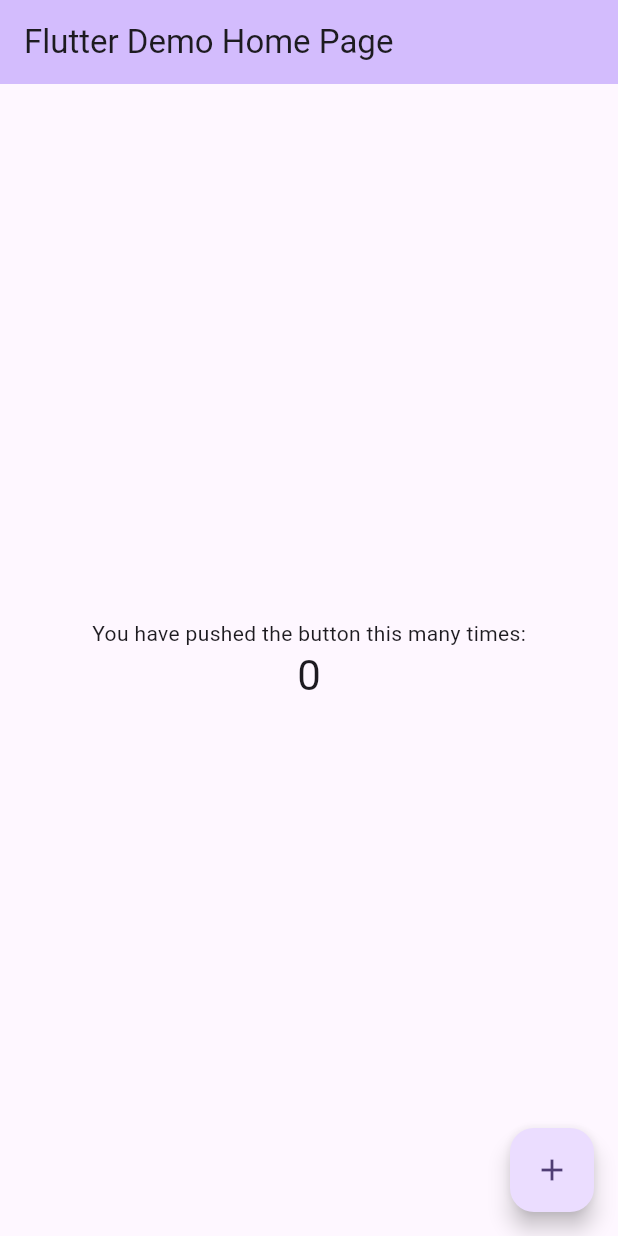
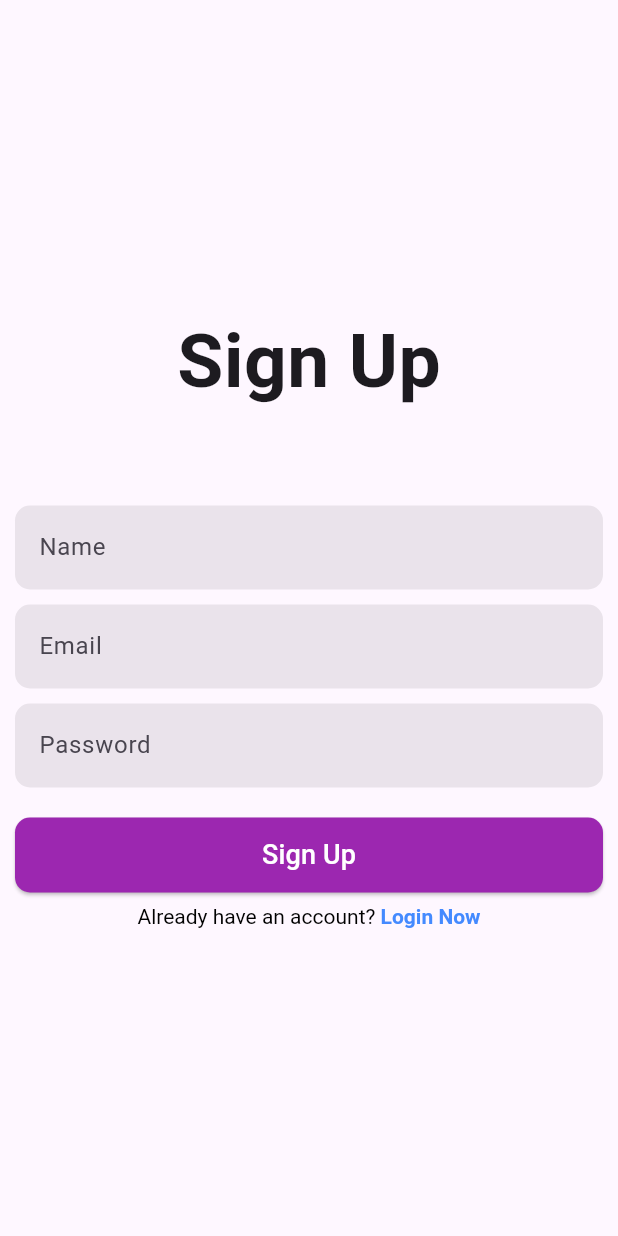
Before and after one commit to tapoban123/finance-tracker-assignment, a Flutter app: the screen it shows after launch, on a phone screen of 412 x 824 dp. Run offline on Flutter 3.47's test engine with Material 3 defaults, Android fonts, the phone set to English and light mode, and no system bars; our stand-ins replace firebase_auth, firebase_core; accounts and stored records are empty.

Commit message:
Firebase Auth functionality and Auth UI built

```diff
--- a/finance_tracker/lib/main.dart
+++ b/finance_tracker/lib/main.dart
@@ -1,122 +1,21 @@
+import 'package:finance_tracker/view/auth/login_screen.dart';
+import 'package:finance_tracker/view/auth/sign_up_screen.dart';
 import 'package:flutter/material.dart';
 
-void main() {
+void main(){
   runApp(const MyApp());
 }
 
 class MyApp extends StatelessWidget {
   const MyApp({super.key});
 
-  // This widget is the root of your application.
   @override
   Widget build(BuildContext context) {
     return MaterialApp(
-      title: 'Flutter Demo',
-      theme: ThemeData(
-        // This is the theme of your application.
-        //
-        // TRY THIS: Try running your application with "flutter run". You'll see
-        // the application has a purple toolbar. Then, without quitting the app,
-        // try changing the seedColor in the colorScheme below to Colors.green
-        // and then invoke "hot reload" (save your changes or press the "hot
-        // reload" button in a Flutter-supported IDE, or press "r" if you used
-        // the command line to start the app).
-        //
-        // Notice that the counter didn't reset back to zero; the application
-        // state is not lost during the reload. To reset the state, use hot
-        // restart instead.
-        //
-        // This works for code too, not just values: Most code changes can be
-        // tested with just a hot reload.
-        colorScheme: ColorScheme.fromSeed(seedColor: Colors.deepPurple),
-      ),
-      home: const MyHomePage(title: 'Flutter Demo Home Page'),
+      title: "Finance Tracker",
+      debugShowCheckedModeBanner: false,
+      theme: ThemeData.light(useMaterial3: true),
+      home: const SignUpScreen(),
     );
   }
 }
-
-class MyHomePage extends StatefulWidget {
-  const MyHomePage({super.key, required this.title});
-
-  // This widget is the home page of your application. It is stateful, meaning
-  // that it has a State object (defined below) that contains fields that affect
-  // how it looks.
-
-  // This class is the configuration for the state. It holds the values (in this
-  // case the title) provided by the parent (in this case the App widget) and
-  // used by the build method of the State. Fields in a Widget subclass are
-  // always marked "final".
-
-  final String title;
-
-  @override
-  State<MyHomePage> createState() => _MyHomePageState();
-}
-
-class _MyHomePageState extends State<MyHomePage> {
-  int _counter = 0;
-
-  void _incrementCounter() {
-    setState(() {
-      // This call to setState tells the Flutter framework that something has
-      // changed in this State, which causes it to rerun the build method below
-      // so that the display can reflect the updated values. If we changed
-      // _counter without calling setState(), then the build method would not be
-      // called again, and so nothing would appear to happen.
-      _counter++;
-    });
-  }
-
-  @override
-  Widget build(BuildContext context) {
-    // This method is rerun every time setState is called, for instance as done
-    // by the _incrementCounter method above.
-    //
-    // The Flutter framework has been optimized to make rerunning build methods
-    // fast, so that you can just rebuild anything that needs updating rather
-    // than having to individually change instances of widgets.
-    return Scaffold(
-      appBar: AppBar(
-        // TRY THIS: Try changing the color here to a specific color (to
-        // Colors.amber, perhaps?) and trigger a hot reload to see the AppBar
-        // change color while the other colors stay the same.
-        backgroundColor: Theme.of(context).colorScheme.inversePrimary,
-        // Here we take the value from the MyHomePage object that was created by
-        // the App.build method, and use it to set our appbar title.
-        title: Text(widget.title),
-      ),
-      body: Center(
-        // Center is a layout widget. It takes a single child and positions it
-        // in the middle of the parent.
-        child: Column(
-          // Column is also a layout widget. It takes a list of children and
-          // arranges them vertically. By default, it sizes itself to fit its
-          // children horizontally, and tries to be as tall as its parent.
-          //
-          // Column has various properties to control how it sizes itself and
-          // how it positions its children. Here we use mainAxisAlignment to
-          // center the children vertically; the main axis here is the vertical
-          // axis because Columns are vertical (the cross axis would be
-          // horizontal).
-          //
-          // TRY THIS: Invoke "debug painting" (choose the "Toggle Debug Paint"
-          // action in the IDE, or press "p" in the console), to see the
-          // wireframe for each widget.
-          mainAxisAlignment: MainAxisAlignment.center,
-          children: <Widget>[
-            const Text('You have pushed the button this many times:'),
-            Text(
-              '$_counter',
-              style: Theme.of(context).textTheme.headlineMedium,
-            ),
-          ],
-        ),
-      ),
-      floatingActionButton: FloatingActionButton(
-        onPressed: _incrementCounter,
-        tooltip: 'Increment',
-        child: const Icon(Icons.add),
-      ), // This trailing comma makes auto-formatting nicer for build methods.
-    );
-  }
-}
--- /dev/null
+++ b/finance_tracker/lib/services/auth/firebase_auth_service.dart
@@ -0,0 +1,52 @@
+import 'package:finance_tracker/utils/utils.dart';
+import 'package:firebase_auth/firebase_auth.dart';
+
+class FirebaseAuthService {
+  final FirebaseAuth firebaseAuth = FirebaseAuth.instance;
+
+  Future<User?> signUpUser({
+    required String email,
+    required String password,
+  }) async {
+    try {
+      final credential = await firebaseAuth.createUserWithEmailAndPassword(
+        email: email,
+        password: password,
+      );
+      return credential.user;
+    } on FirebaseAuthException catch (e) {
+      if (e.code == "email-already-in-use") {
+        printInDebug("Account already exists.");
+      }
+      rethrow;
+    } catch (e) {
+      rethrow;
+    }
+  }
+
+  Future<User?> loginUser({
+    required String email,
+    required String password,
+  }) async {
+    try {
+      final credential = await firebaseAuth.signInWithEmailAndPassword(
+        email: email,
+        password: password,
+      );
+      return credential.user;
+    } on FirebaseAuthException catch (e) {
+      if (e.code == "user-not-found") {
+        printInDebug("User does not exists.");
+      } else if (e.code == "wrong-password") {
+        printInDebug("Wrong Password.");
+      }
+      rethrow;
+    } catch (e) {
+      rethrow;
+    }
+  }
+
+  Future<void> signOutUser() async {
+    await firebaseAuth.signOut();
+  }
+}
--- /dev/null
+++ b/finance_tracker/lib/view/auth/sign_up_screen.dart
@@ -0,0 +1,66 @@
+import 'package:finance_tracker/view/components/auth_bottom_text.dart';
+import 'package:finance_tracker/view/components/auth_button.dart';
+import 'package:finance_tracker/view/components/auth_text_field.dart';
+import 'package:flutter/material.dart';
+
+class SignUpScreen extends StatefulWidget {
+  const SignUpScreen({super.key});
+
+  @override
+  State<SignUpScreen> createState() => _SignUpScreenState();
+}
+
+class _SignUpScreenState extends State<SignUpScreen> {
+  final TextEditingController _nameController = TextEditingController();
+  final TextEditingController _emailController = TextEditingController();
+  final TextEditingController _passwordController = TextEditingController();
+
+  @override
+  Widget build(BuildContext context) {
+    return Scaffold(
+      body: Padding(
+        padding: const EdgeInsets.symmetric(horizontal: 10.0),
+        child: Column(
+          mainAxisAlignment: MainAxisAlignment.center,
+          children: [
+            Text(
+              "Sign Up",
+              style: TextStyle(fontSize: 50, fontWeight: FontWeight.bold),
+            ),
+            SizedBox(height: 60),
+            AuthTextField(
+              textController: _nameController,
+              hintText: "Name",
+              keyboardType: TextInputType.name,
+            ),
+            SizedBox(height: 10),
+            AuthTextField(
+              textController: _emailController,
+              hintText: "Email",
+              keyboardType: TextInputType.emailAddress,
+            ),
+            SizedBox(height: 10),
+            AuthTextField(
+              textController: _passwordController,
+              hintText: "Password",
+              keyboardType: TextInputType.visiblePassword,
+              isPassword: true,
+            ),
+            SizedBox(height: 20),
+            AuthButton(
+              backgroundColor: Colors.purple,
+              buttonText: "Sign Up",
+              onTap: () {},
+            ),
+            SizedBox(height: 8),
+            AuthBottomText(
+              onTap: () {},
+              question: "Already have an account? ",
+              solution: "Login Now",
+            ),
+          ],
+        ),
+      ),
+    );
+  }
+}
--- /dev/null
+++ b/finance_tracker/lib/view/components/auth_bottom_text.dart
@@ -0,0 +1,35 @@
+import 'package:flutter/gestures.dart' show TapGestureRecognizer;
+import 'package:flutter/material.dart';
+
+class AuthBottomText extends StatelessWidget {
+  final String question;
+  final String solution;
+  final VoidCallback onTap;
+
+  const AuthBottomText({
+    super.key,
+    required this.onTap,
+    required this.question,
+    required this.solution,
+  });
+
+  @override
+  Widget build(BuildContext context) {
+    return RichText(
+      text: TextSpan(
+        text: question,
+        style: TextStyle(color: Colors.black),
+        children: [
+          TextSpan(
+            text: solution,
+            style: TextStyle(
+              color: Colors.blueAccent,
+              fontWeight: FontWeight.bold,
+            ),
+            recognizer: TapGestureRecognizer()..onTap = onTap,
+          ),
+        ],
+      ),
+    );
+  }
+}
--- /dev/null
+++ b/finance_tracker/lib/view/components/auth_button.dart
@@ -0,0 +1,30 @@
+import 'package:flutter/material.dart';
+
+class AuthButton extends StatelessWidget {
+  final VoidCallback onTap;
+  final String buttonText;
+  final Color backgroundColor;
+
+  const AuthButton({
+    super.key,
+    required this.backgroundColor,
+    required this.buttonText,
+    required this.onTap,
+  });
+
+  @override
+  Widget build(BuildContext context) {
+    return ElevatedButton(
+      onPressed: onTap,
+      style: ElevatedButton.styleFrom(
+        backgroundColor: backgroundColor,
+        minimumSize: Size(double.infinity, 50),
+        shape: RoundedRectangleBorder(borderRadius: BorderRadius.circular(10)),
+      ),
+      child: Text(
+        buttonText,
+        style: TextStyle(color: Colors.white, fontSize: 18),
+      ),
+    );
+  }
+}
--- /dev/null
+++ b/finance_tracker/lib/view/components/auth_text_field.dart
@@ -0,0 +1,73 @@
+import 'package:flutter/cupertino.dart';
+import 'package:flutter/material.dart';
+
+class AuthTextField extends StatefulWidget {
+  final TextEditingController textController;
+  final String hintText;
+  final TextInputType keyboardType;
+  final bool isPassword;
+  const AuthTextField({
+    super.key,
+    required this.textController,
+    required this.hintText,
+    required this.keyboardType,
+    this.isPassword = false,
+  });
+
+  @override
+  State<AuthTextField> createState() => _AuthTextFieldState();
+}
+
+class _AuthTextFieldState extends State<AuthTextField> {
+  late ValueNotifier<bool> obsecureText;
+
+  @override
+  void initState() {
+    obsecureText = ValueNotifier(true);
+
+    super.initState();
+  }
+
+  @override
+  Widget build(BuildContext context) {
+    return ValueListenableBuilder(
+      valueListenable: obsecureText,
+      builder:
+          (context, obsecureValue, child) => TextFormField(
+            controller: widget.textController,
+            decoration: InputDecoration(
+              enabledBorder: OutlineInputBorder(
+                borderRadius: BorderRadius.circular(10),
+                borderSide: BorderSide.none,
+              ),
+              focusedBorder: OutlineInputBorder(
+                borderRadius: BorderRadius.circular(10),
+                borderSide: BorderSide.none,
+              ),
+
+              suffixIcon:
+                  widget.isPassword && widget.textController.text.isNotEmpty
+                      ? GestureDetector(
+                        onTap: () {
+                          obsecureText.value = !obsecureText.value;
+                        },
+                        child: Padding(
+                          padding: const EdgeInsets.only(right: 10.0),
+                          child: Column(
+                            mainAxisAlignment: MainAxisAlignment.center,
+                            children: [Text(obsecureValue ? "Show" : "Hide")],
+                          ),
+                        ),
+                      )
+                      : null,
+
+              fillColor: Colors.black.withValues(alpha: 0.08),
+              hintText: widget.hintText,
+              filled: true,
+            ),
+            keyboardType: widget.keyboardType,
+            obscureText: widget.isPassword ? obsecureText.value : false,
+          ),
+    );
+  }
+}
--- a/finance_tracker/pubspec.yaml
+++ b/finance_tracker/pubspec.yaml
@@ -34,6 +34,12 @@ dependencies:
   # The following adds the Cupertino Icons font to your application.
   # Use with the CupertinoIcons class for iOS style icons.
   cupertino_icons: ^1.0.8
+  riverpod: ^2.6.1
+  firebase_auth: ^5.5.1
+  firebase_core: ^3.12.1
+  cloud_firestore: ^5.6.5
+  hive: ^2.2.3
+  firebase_auth_mocks: ^0.14.1
 
 dev_dependencies:
   flutter_test:
```
Also changed, not shown: finance_tracker/lib/utils/utils.dart (added, +7 -0 lines), finance_tracker/lib/view/auth/login_screen.dart (added, +60 -0 lines), finance_tracker/firebase.json (added), finance_tracker/lib/firebase_options.dart (added), finance_tracker/pubspec.lock, 4 other files.
